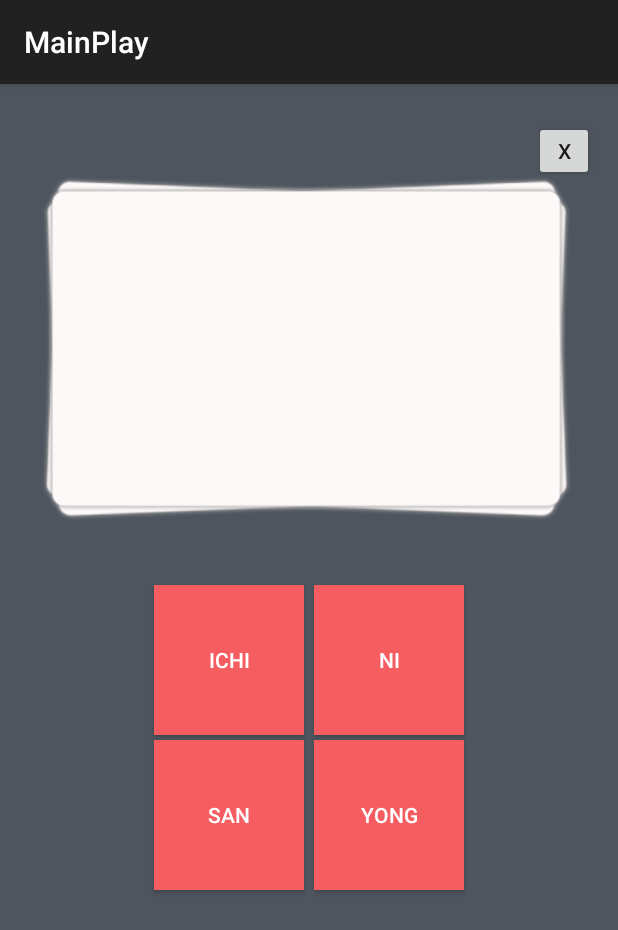
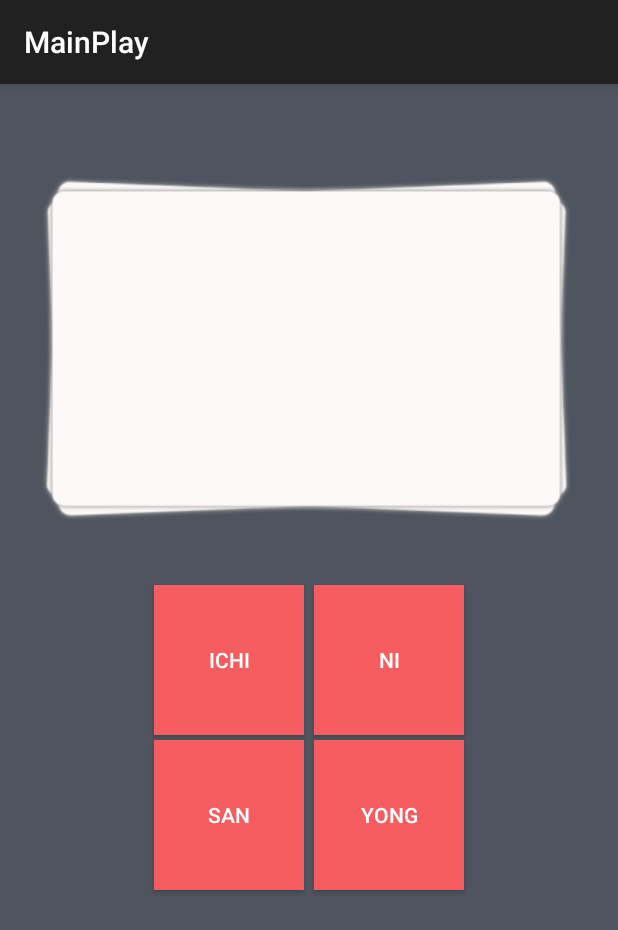
Before and after one commit to ihimawan/KakoiKanji, an Android app: the screen it shows after launch (MainPlay), after a tap on an icon or button, on a phone screen of 412 x 824 dp. Shown: the top 930 px of the screen. Run offline under Robolectric (Android 15) with nearby library versions, the phone set to English and light mode, and no system bars; 1 statement that could not run was skipped.

Commit message:
Added sounds.

```diff
--- a/app/src/main/java/com/example/kakoi/HighScore.java
+++ b/app/src/main/java/com/example/kakoi/HighScore.java
@@ -1,6 +1,7 @@
 package com.example.kakoi;
 
 import android.content.Intent;
+import android.media.MediaPlayer;
 import android.support.v7.app.AppCompatActivity;
 import android.os.Bundle;
 import android.view.Menu;
@@ -21,12 +22,16 @@ public class HighScore extends AppCompatActivity {
 
     //function for quit button
     public void quitClicked(View view){
+        final MediaPlayer goButtonClicked = MediaPlayer.create(this, R.raw.go);
+        goButtonClicked.start();
         Intent i = new Intent(this, MainActivity.class);
         startActivity(i);
     }
 
     //function for replay button
     public void replayClicked(View view){
+        final MediaPlayer goButtonClicked = MediaPlayer.create(this, R.raw.go);
+        goButtonClicked.start();
         Intent i = new Intent(this, MainPlay.class);
         startActivity(i);
     }
--- a/app/src/main/java/com/example/kakoi/MainActivity.java
+++ b/app/src/main/java/com/example/kakoi/MainActivity.java
@@ -1,6 +1,7 @@
 package com.example.kakoi;
 
 import android.content.Intent;
+import android.media.MediaPlayer;
 import android.support.v7.app.AppCompatActivity;
 import android.os.Bundle;
 import android.view.Menu;
@@ -26,6 +27,8 @@ public class MainActivity extends AppCompatActivity {
 
     //this method does the intent and pulls up the play screen when the play button is clicked.
     public void playClicked(View view){
+        final MediaPlayer goButtonClicked = MediaPlayer.create(this, R.raw.go);
+        goButtonClicked.start();
         Intent i = new Intent(this, MainPlay.class);
         startActivity(i);
     }
--- a/app/src/main/res/layout/activity_main_play.xml
+++ b/app/src/main/res/layout/activity_main_play.xml
@@ -13,17 +13,24 @@
         android:layout_height="wrap_content"
         android:id="@+id/imageView3"
         android:src="@drawable/card"
-        android:layout_above="@+id/answer1" />
+        android:layout_above="@+id/answer1"
+        android:layout_alignParentRight="true"
+        android:layout_alignParentEnd="true"
+        android:clickable="true" />
 
     <TextView
         android:layout_width="wrap_content"
         android:layout_height="wrap_content"
+        android:layout_centerHorizontal="true"
         android:textAppearance="?android:attr/textAppearanceLarge"
         android:text="questionhere"
         android:id="@+id/questionText"
-        android:layout_marginTop="80dp"
+        android:layout_marginTop="68dp"
+        android:textSize="35sp"
+        android:clickable="true"
         android:layout_alignTop="@+id/imageView3"
-        android:layout_centerHorizontal="true" />
+        android:layout_alignLeft="@+id/answer1"
+        android:layout_alignStart="@+id/answer1" />
 
     <ImageView
         android:layout_width="wrap_content"
@@ -93,18 +100,9 @@
         android:layout_alignParentLeft="true"
         android:layout_alignParentStart="true"
         android:layout_alignRight="@+id/imageView3"
-        android:layout_alignEnd="@+id/imageView3" />
-
-    <Button
-        android:layout_width="40dp"
-        android:layout_height="40dp"
-        android:text="x"
-        android:id="@+id/quitButton"
-        android:layout_alignTop="@+id/imageView3"
-        android:layout_alignRight="@+id/imageView3"
         android:layout_alignEnd="@+id/imageView3"
-        android:onClick="quitButtonClicked"
-        android:nestedScrollingEnabled="true" />
+        android:clickable="true"
+        android:contextClickable="false" />
 
 
 </RelativeLayout>
```
Also changed, not shown: app/src/main/java/com/example/kakoi/MainPlay.java (+18 -30 lines).
